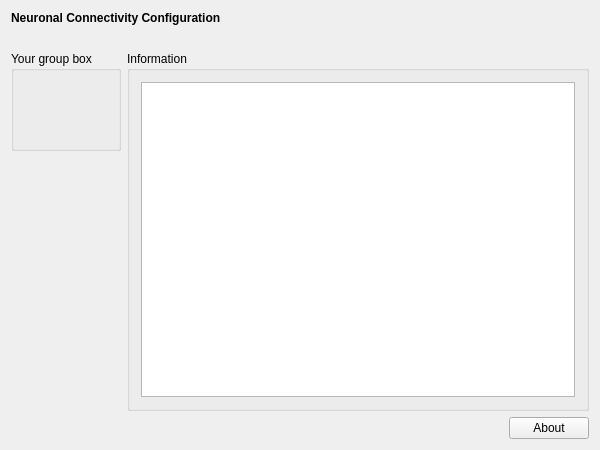
mne-tools/mne-cpp, file applications/mne_scan/plugins/neuronalconnectivity/FormFiles/neuronalconnectivitysetup.ui: the form before one commit.
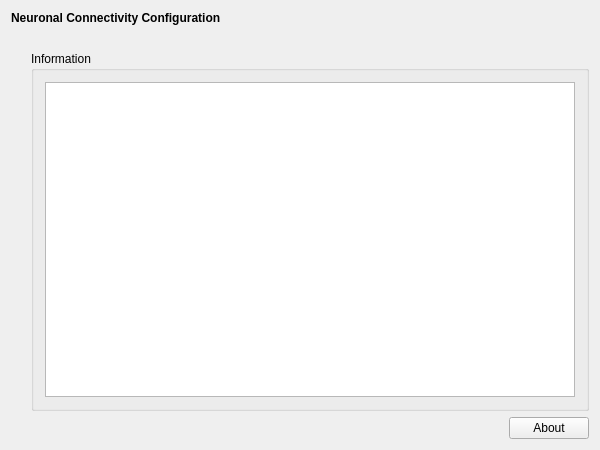
The form after the commit.

Diff of the .ui file:
```diff
--- a/applications/mne_scan/plugins/neuronalconnectivity/FormFiles/neuronalconnectivitysetup.ui
+++ b/applications/mne_scan/plugins/neuronalconnectivity/FormFiles/neuronalconnectivitysetup.ui
@@ -45,29 +45,6 @@
    </item>
    <item>
     <layout class="QGridLayout" name="m_qGridLayout_main">
-     <item row="0" column="0">
-      <widget class="QGroupBox" name="m_qGroupBox_yourGroupBox">
-       <property name="sizePolicy">
-        <sizepolicy hsizetype="Minimum" vsizetype="Preferred">
-         <horstretch>0</horstretch>
-         <verstretch>0</verstretch>
-        </sizepolicy>
-       </property>
-       <property name="minimumSize">
-        <size>
-         <width>0</width>
-         <height>100</height>
-        </size>
-       </property>
-       <property name="title">
-        <string>Your group box</string>
-       </property>
-       <property name="flat">
-        <bool>false</bool>
-       </property>
-       <layout class="QGridLayout" name="m_qGridLayout_Properties"/>
-      </widget>
-     </item>
      <item row="0" column="1" rowspan="2" colspan="2">
       <widget class="QGroupBox" name="m_qGroupBox_Information">
        <property name="title">
```
